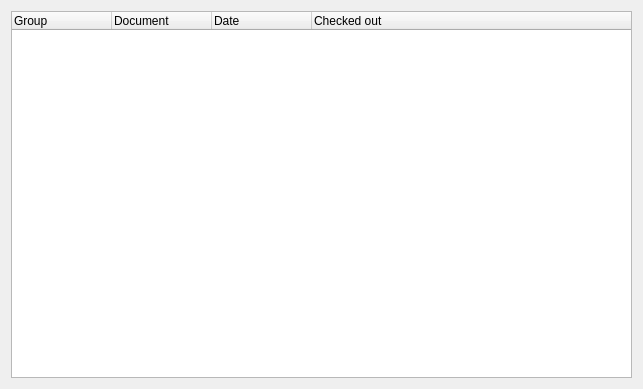
This is trunk/libdms/ui/worksheet.ui in BackupTheBerlios/dms-svn as Qt 5 draws it before an edit. The edited form follows.
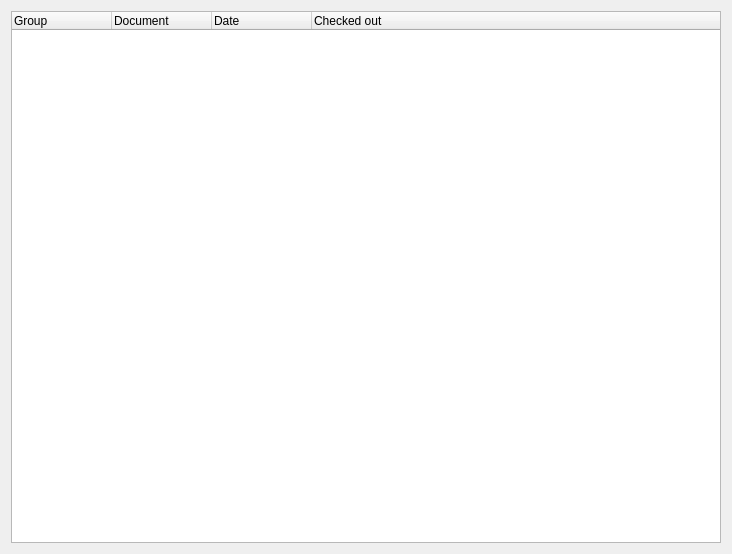
This is the edited form. Icons and pictures are not drawn.

What changed in the file:
```diff
--- a/trunk/libdms/ui/worksheet.ui
+++ b/trunk/libdms/ui/worksheet.ui
@@ -5,8 +5,8 @@
    <rect>
     <x>0</x>
     <y>0</y>
-    <width>643</width>
-    <height>389</height>
+    <width>732</width>
+    <height>554</height>
    </rect>
   </property>
   <property name="windowTitle" >
```
